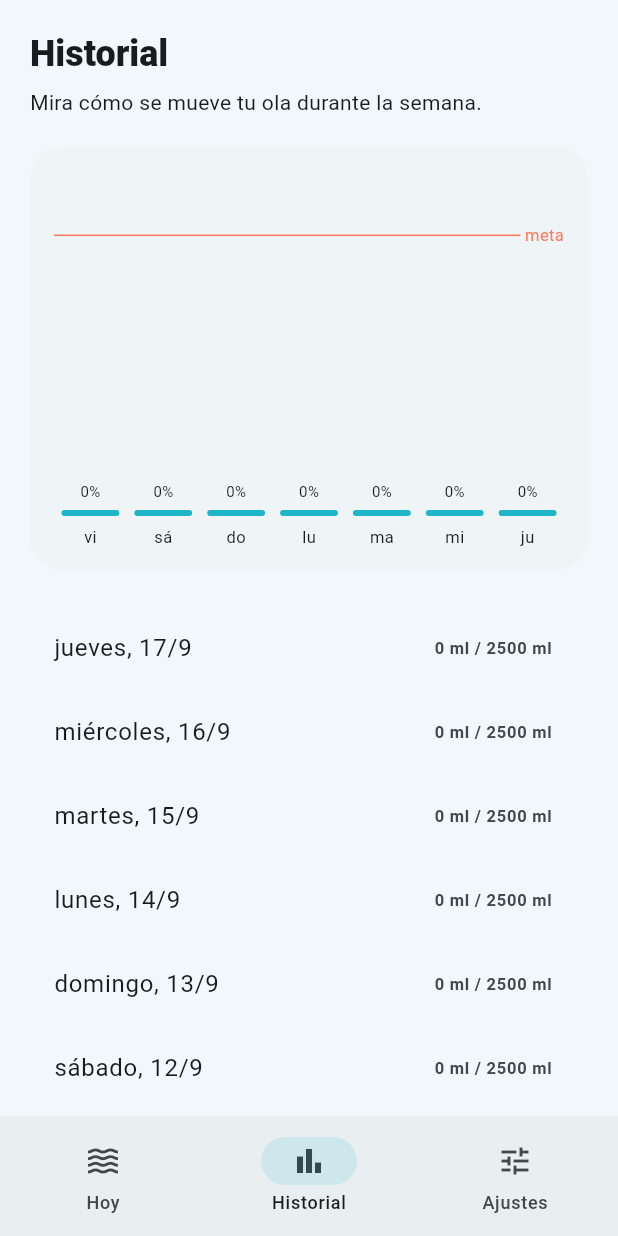
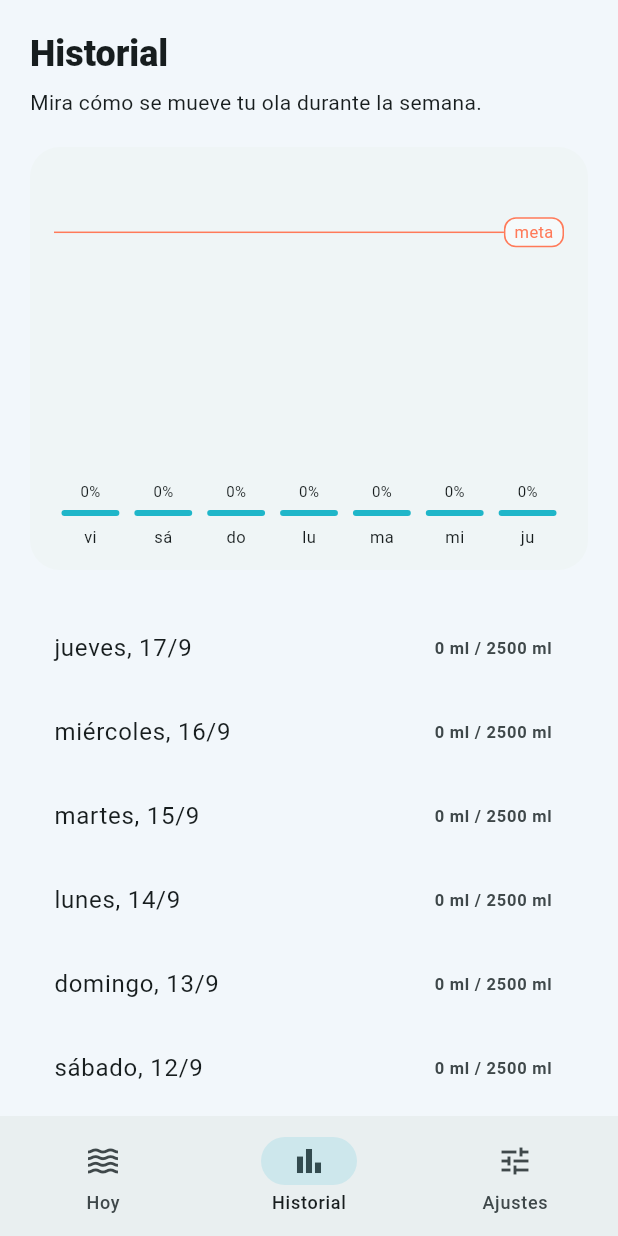
Before and after one commit to BOTOOM/HydraFlow, a Flutter app: the Shell screen opened directly, item 2 of the bottom bar chosen, on a phone screen of 412 x 824 dp. Run offline on Flutter 3.47's test engine with Material 3 defaults, Android fonts, the phone set to English and light mode, and no system bars; our stand-ins replace audioplayers, flutter_local_notifications, flutter_timezone, shared_preferences, sqflite, timezone; accounts and stored records are empty; Roboto replaces fonts that are missing (sans).

Commit message:
Keep the goal label readable above tall bars; bump to 1.2.0

```diff
--- a/lib/ui/screens/history_screen.dart
+++ b/lib/ui/screens/history_screen.dart
@@ -68,25 +68,6 @@ class _HistoryScreenState extends State<HistoryScreen> {
                         dayLabelHeight;
                     return Stack(
                       children: [
-                        Positioned(
-                          left: 0,
-                          right: 0,
-                          bottom: dayLabelHeight + barAreaHeight * goalFraction,
-                          child: Row(
-                            children: [
-                              const Expanded(
-                                child: Divider(color: HydraTheme.coral),
-                              ),
-                              Text(
-                                ' meta',
-                                style: TextStyle(
-                                  color: HydraTheme.coral,
-                                  fontSize: 11,
-                                ),
-                              ),
-                            ],
-                          ),
-                        ),
                         Row(
                           crossAxisAlignment: CrossAxisAlignment.end,
                           children: List.generate(days.length, (index) {
@@ -146,6 +127,30 @@ class _HistoryScreenState extends State<HistoryScreen> {
                               ),
                             );
                           }),
+                        ),
+                        Positioned(
+                          left: 0,
+                          right: 0,
+                          bottom: dayLabelHeight + barAreaHeight * goalFraction,
+                          child: Row(
+                            children: [
+                              const Expanded(
+                                child: Divider(color: HydraTheme.coral),
+                              ),
+                              Container(
+                                padding: const EdgeInsets.symmetric(horizontal: 6, vertical: 1),
+                                decoration: BoxDecoration(
+                                  color: Theme.of(context).cardColor,
+                                  border: Border.all(color: HydraTheme.coral),
+                                  borderRadius: BorderRadius.circular(8),
+                                ),
+                                child: const Text(
+                                  'meta',
+                                  style: TextStyle(color: HydraTheme.coral, fontSize: 11),
+                                ),
+                              ),
+                            ],
+                          ),
                         ),
                       ],
                     );
--- a/pubspec.yaml
+++ b/pubspec.yaml
@@ -16,7 +16,7 @@ publish_to: 'none' # Remove this line if you wish to publish to pub.dev
 # https://developer.apple.com/library/archive/documentation/General/Reference/InfoPlistKeyReference/Articles/CoreFoundationKeys.html
 # In Windows, build-name is used as the major, minor, and patch parts
 # of the product and file versions while build-number is used as the build suffix.
-version: 1.1.0+2
+version: 1.2.0+3
 
 environment:
   sdk: ^3.13.3
```
